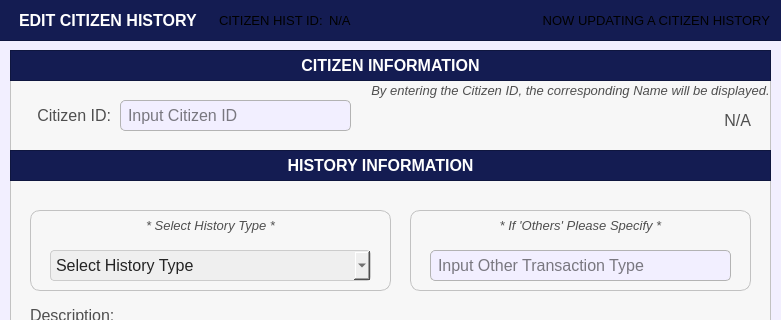
The window that Resources/UIs/PopUp/Screen_HistoryRecords/Update/edit_record_citizen_history.ui (Yohhannn/Barangay-Records-Statistics-System) describes before a commit, drawn with Qt 5; both pictures show x 0 to 781 and y 0 to 320 of the 781 by 583 pixel window.
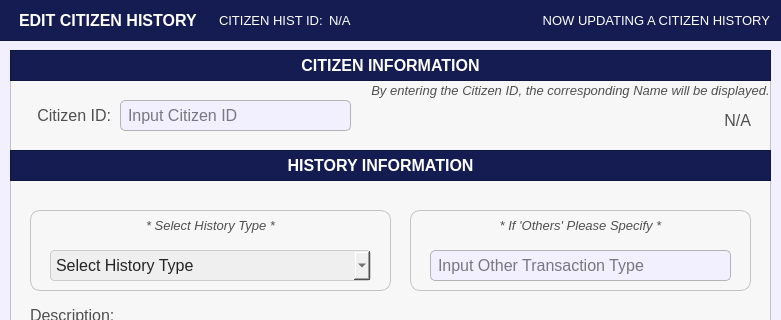
The same window after the commit. Icons and pictures are not drawn.

Commit message: ReColored Part 2 - Registers and Edit

```diff
--- a/Resources/UIs/PopUp/Screen_HistoryRecords/Update/edit_record_citizen_history.ui
+++ b/Resources/UIs/PopUp/Screen_HistoryRecords/Update/edit_record_citizen_history.ui
@@ -1064,7 +1064,7 @@
     <property name="styleSheet">
      <string notr="true">#filteroptions_label {
 	background-color: transparent;
-	color: #white;
+	color: #FFFFFF;
 }
 </string>
     </property>
@@ -1094,7 +1094,7 @@
     <property name="styleSheet">
      <string notr="true">#label_what_ID {
 	background-color: transparent;
-	color: #white;
+	color: #FFFFFF;
 }
 </string>
     </property>
@@ -1124,7 +1124,7 @@
     <property name="styleSheet">
      <string notr="true">#display_what_ID {
 	background-color: transparent;
-	color: #white;
+	color: #FFFFFF;
 }
 </string>
     </property>
```
The commit also changes 19 other files.
